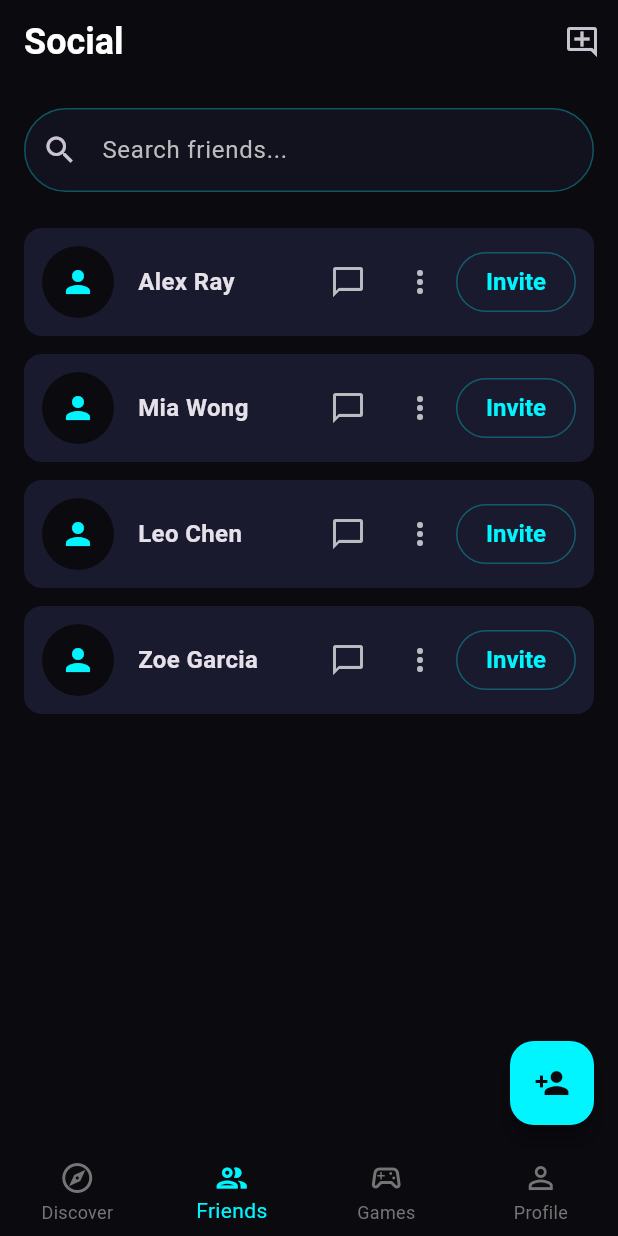
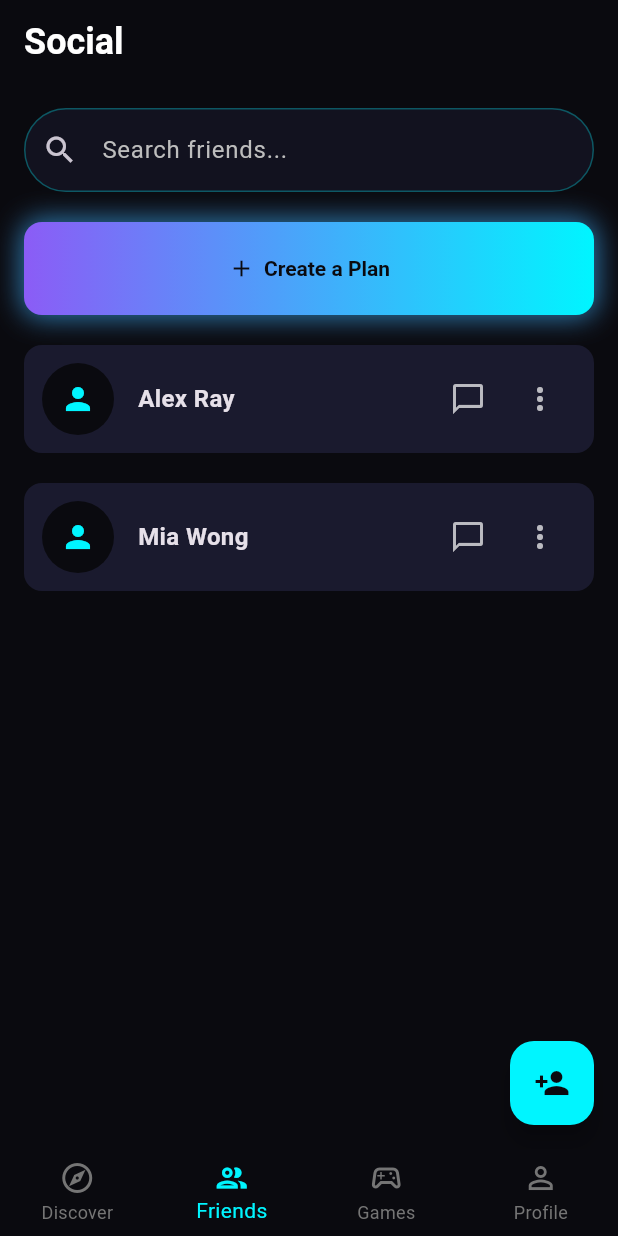
Before and after one commit to ayebaleisaacmagezi/Outing-App, a Flutter app: the screen it shows once a user with an empty profile is signed in, item 2 of the bottom bar chosen, after a tap on the "chat bubble outline" icon, on a phone screen of 412 x 824 dp. Run offline on Flutter 3.47's test engine with Material 3 defaults, Android fonts, the phone set to English and light mode, and no system bars; our stand-ins replace firebase_auth, firebase_core, flutter_svg, geolocator, google_sign_in; accounts and stored records are empty; Roboto replaces fonts that are missing (Arial); statements that could not run were skipped.

Commit message:
worked on friends

```diff
--- a/lib/providers.dart
+++ b/lib/providers.dart
@@ -26,7 +26,6 @@ class DiscoverProvider with ChangeNotifier {
   static const double _nearYouRadiusMeters = 15079400; // in metres radius for "Near You"
   // This is a large radius to simulate "Near You" for testing purposes.
 
-  List<String> _categories = [];
   List<Venue> _allVenues = [];
   List<Venue> _venues = [];
   String _activeCategory = "Near You";
@@ -54,7 +53,6 @@ class DiscoverProvider with ChangeNotifier {
 
   DiscoverProvider() {
     // When the provider is created, get the initial data
-    _categories = _mockDataService.categories; // This line is the problem
     _initializeDiscoverFeed();
   }
 
@@ -137,31 +135,7 @@ class DiscoverProvider with ChangeNotifier {
     _venues = filtered;
   }
 
-  void _filterVenues() {
-    if (_activeCategory == "Near You") {
-      if (_currentPosition != null) {
-        // We have a location, so filter by distance.
-        _venues = _allVenues.where((venue) {
-          final distance = Geolocator.distanceBetween(
-            _currentPosition!.latitude,
-            _currentPosition!.longitude,
-            venue.latitude,
-            venue.longitude,
-          );
-          return distance <= _nearYouRadiusMeters;
-        }).toList();
-      } else {
-        // No location, so "Near You" shows nothing or everything.
-        // Showing all is a safe fallback.
-        _venues = _allVenues;
-      }
-    } else {
-      // Standard category filtering.
-      _venues = _allVenues
-      .where((venue) => venue.category == _activeCategory)
-      .toList();
-  }
-  }
+
 
 
    // Handles all location permission logic.
@@ -239,7 +213,10 @@ class ProfileProvider with ChangeNotifier {
 class FriendsProvider with ChangeNotifier {
   final MockDataService _mockDataService = MockDataService();
 
+
   List<OutingUser> _allFriends = [];
+
+  // This is the list the UI shows. It changes when the user searches.
   List<OutingUser> _displayedFriends = [];
   List<OutingUser> _friendRequests = [];
   bool _isLoading = false;
@@ -248,27 +225,31 @@ class FriendsProvider with ChangeNotifier {
   bool _isSearching = false;
 
   List<OutingUser> get friends => _displayedFriends;
-  List<OutingUser> get allFriends => _allFriends;
   List<OutingUser> get friendRequests => _friendRequests;
   bool get isLoading => _isLoading;
   List<OutingUser> get searchResults => _searchResults;
   bool get isSearching => _isSearching;
 
   FriendsProvider() {
-    fetchFriends();
+    fetchData();
   }
 
-  Future<void> fetchFriends() async {
+  Future<void> fetchData() async {
    _isLoading = true;
     notifyListeners();
-    _allFriends = await _mockDataService.getFriends();
-    _friendRequests =  await _mockDataService.getFriendRequests();
+    // Use Future.wait to run calls concurrently
+    final results = await Future.wait([
+      _mockDataService.getFriends(),
+      _mockDataService.getFriendRequests(),
+    ]);
+    _allFriends = results[0];
+    _friendRequests = results[1];
     _displayedFriends = _allFriends;
     _isLoading = false;
     notifyListeners();
   }
 
-  // Searches your EXISTING friends list on the main FriendsScreen
+   // Search for your EXISTING friends (for the main FriendsScreen)
   void searchMyFriends(String query) {
     if (query.isEmpty) {
       _displayedFriends = _allFriends;
@@ -299,6 +280,23 @@ class FriendsProvider with ChangeNotifier {
     _isSearching = false;
     notifyListeners();
   }
+
+  Future<void> acceptFriendRequest(OutingUser user) async {
+    await _mockDataService.acceptFriendRequest(user);
+    await fetchData(); // Refresh all data
+  }
+
+  Future<void> declineFriendRequest(OutingUser user) async {
+    await _mockDataService.declineFriendRequest(user);
+    await fetchData(); // Refresh all data
+  }
+
+  Future<void> sendFriendRequest(OutingUser user) async {
+    await _mockDataService.sendFriendRequest(user);
+    // Refresh search results to remove the user you just added
+    searchAllUsers('');
+  }
+
 }
 
 class GameProvider with ChangeNotifier {
--- a/lib/screens/friends_screen.dart
+++ b/lib/screens/friends_screen.dart
@@ -3,32 +3,22 @@ import 'package:flutter/material.dart';
 import 'package:provider/provider.dart';
 import '../providers.dart';
 import '../widgets/friend_list_item.dart';
-import 'auth/add_friend_screen.dart'; // We will create this screen next
-import '../main.dart' show AppColors;
+import '../widgets/glow_button.dart';
+import 'auth/add_friend_screen.dart';
+import '../main.dart' show AppColors, AppGradients;
 
 class FriendsScreen extends StatelessWidget {
   const FriendsScreen({super.key});
 
   @override
   Widget build(BuildContext context) {
-    // We only need to watch the provider here. No builder needed for this layout.
     final provider = context.watch<FriendsProvider>();
 
     return Scaffold(
       appBar: AppBar(
         title: const Text('Social'),
         backgroundColor: AppColors.darkPrimary,
-        actions: [
-          IconButton(
-            icon: const Icon(Icons.add_comment_outlined),
-            onPressed: () {
-              // TODO: Navigate to the "Create Outing" screen
-            },
-            tooltip: 'Create Outing',
-          ),
-        ],
       ),
-      // The FloatingActionButton is a direct property of the Scaffold.
       floatingActionButton: FloatingActionButton(
         onPressed: () {
           Navigator.of(context).push(MaterialPageRoute(
@@ -39,17 +29,14 @@ class FriendsScreen extends StatelessWidget {
         tooltip: 'Add Friends',
         child: const Icon(Icons.person_add, color: AppColors.darkPrimary),
       ),
-      // The body of the Scaffold is where the main content goes.
       body: provider.isLoading
           ? const Center(child: CircularProgressIndicator())
           : Column(
               children: [
-                // Search Bar for existing friends
                 Padding(
                   padding: const EdgeInsets.fromLTRB(16.0, 16.0, 16.0, 8.0),
                   child: TextField(
                     onChanged: (value) {
-                      // Use read here, as we don't need this part of the UI to rebuild.
                       context.read<FriendsProvider>().searchMyFriends(value);
                     },
                     decoration: const InputDecoration(
@@ -58,13 +45,43 @@ class FriendsScreen extends StatelessWidget {
                     ),
                   ),
                 ),
-                // "All Friends" list
+
+                // CORRECTED "CREATE OUTING" BUTTON
+                Padding(
+                  padding: const EdgeInsets.symmetric(horizontal: 16.0, vertical: 12.0),
+                  child: Align(
+                    alignment: Alignment.centerLeft, // Aligns the content to the left
+                    child: GlowButton(
+                      onPressed: () {
+                        // TODO: Navigate to the Create Outing flow
+                      },
+                      gradient: AppGradients.aurora,
+                      // The child's size will determine the button's overall width
+                      child: Padding(
+                        padding: const EdgeInsets.symmetric(horizontal: 12.0, vertical: 8.0), // Reduced horizontal padding
+                        child: Row(
+                          mainAxisSize: MainAxisSize.min, // Make the Row take minimum space
+                          children: const [
+                            Icon(Icons.add, size: 18), // Slightly smaller icon
+                            SizedBox(width: 6), // Slightly smaller gap
+                            Text(
+                              'Create a Plan',
+                              style: TextStyle(fontSize: 14), // Smaller font size
+                            ),
+                          ],
+                        ),
+                      ),
+                    ),
+                  ),
+                ),
+
                 Expanded(
                   child: provider.friends.isEmpty
                       ? const Center(child: Text('No friends found.'))
-                      : ListView.builder(
-                          padding: const EdgeInsets.all(16.0),
+                      : ListView.separated(
+                          padding: const EdgeInsets.fromLTRB(16, 8, 16, 80),
                           itemCount: provider.friends.length,
+                          separatorBuilder: (context, index) => const SizedBox(height: 8),
                           itemBuilder: (context, index) {
                             final friend = provider.friends[index];
                             return FriendListItem(friend: friend, isRequest: false);
@@ -76,33 +93,3 @@ class FriendsScreen extends StatelessWidget {
     );
   }
 }
-
-// A reusable private widget for displaying a list of users
-class _FriendsList extends StatelessWidget {
-  final List<dynamic> users;
-  final bool isRequestList;
-
-  const _FriendsList({required this.users, required this.isRequestList});
-
-  @override
-  Widget build(BuildContext context) {
-    if (users.isEmpty) {
-      return Center(
-        child: Text(
-          isRequestList ? 'No pending friend requests.' : 'Your friends list is empty.',
-          style: const TextStyle(color: Colors.grey, fontSize: 16),
-        ),
-      );
-    }
-
-    return ListView.builder(
-      padding: const EdgeInsets.all(16.0),
-      itemCount: users.length,
-      itemBuilder: (context, index) {
-        final user = users[index];
-        // Pass the isRequest flag to the list item
-        return FriendListItem(friend: user, isRequest: isRequestList);
-      },
-    );
-  }
-}
--- a/lib/services/mock_data_service.dart
+++ b/lib/services/mock_data_service.dart
@@ -27,6 +27,16 @@ class MockDataService {
     Game(id: 'g3', title: 'Outing Bingo', description: 'Complete a bingo card of fun activities.', icon: Icons.grid_on),
     Game(id: 'g4', title: 'Dare Drop', description: 'Challenge your friends to hilarious dares.', icon: Icons.local_fire_department),
   ];
+
+  List<OutingUser> _myFriends = [];
+  List<OutingUser> _myFriendRequests = [];
+
+  MockDataService() {
+    // Initialize the data when the service is created
+    _myFriends = _allUsersInApp.sublist(0, 2); // Start with Alex and Mia as friends
+    _myFriendRequests = _allUsersInApp.sublist(4, 6); // Casey and David are friend requests
+  }
+
   // Hard-coded list of venues from the original app
   final List<Venue> _venues = [
     Venue(
@@ -157,12 +167,12 @@ class MockDataService {
 
   Future<List<OutingUser>> getFriends() async {
     await Future.delayed(const Duration(milliseconds: 600));
-    return _allUsersInApp.sublist(0, 4);
+    return List.from(_myFriends);
   }
 
   Future<List<OutingUser>> getFriendRequests() async {
     await Future.delayed(const Duration(milliseconds: 200));
-    return _allUsersInApp.sublist(4, 6); // Return only the last two users as friend requests
+    return List.from(_myFriendRequests); // Return only the last two users as friend requests
 
   }
   Future<List<OutingUser>> searchUsers(String query) async {
@@ -170,11 +180,37 @@ class MockDataService {
     if (query.isEmpty) {
       return [];
     }
-    return _allUsersInApp
-        .where((user) =>
-            user.displayName.toLowerCase().contains(query.toLowerCase()))
-        .toList();
+    final existingIds = {..._myFriends.map((u) => u.uid), ..._myFriendRequests.map((u) => u.uid)};
+    return _allUsersInApp.where((user) {
+        final isExisting = existingIds.contains(user.uid);
+      final matchesQuery = user.displayName.toLowerCase().contains(query.toLowerCase());
+      return !isExisting && matchesQuery;
+    }).toList();
   }
+
+  // Simulates sending a friend request. In a real app, this would write to Firestore.
+  Future<void> sendFriendRequest(OutingUser user) async {
+    await Future.delayed(const Duration(milliseconds: 500));
+    print("Simulating: Sent friend request to ${user.displayName}.");
+  }
+
+  // Simulates accepting a friend request by moving a user from one list to another.
+  Future<void> acceptFriendRequest(OutingUser user) async {
+    await Future.delayed(const Duration(milliseconds: 500));
+    _myFriendRequests.removeWhere((u) => u.uid == user.uid);
+    if (!_myFriends.any((u) => u.uid == user.uid)) {
+      _myFriends.add(user);
+    }
+    print("Simulating: Accepted friend request from ${user.displayName}.");
+  }
+
+  // Simulates declining a friend request by removing the user from the requests list.
+  Future<void> declineFriendRequest(OutingUser user) async {
+    await Future.delayed(const Duration(milliseconds: 500));
+    _myFriendRequests.removeWhere((u) => u.uid == user.uid);
+    print("Simulating: Declined friend request from ${user.displayName}.");
+  }
+
 
   Future<List<Game>> getGames() async {
     await Future.delayed(const Duration(milliseconds: 400));
--- a/lib/widgets/friend_list_item.dart
+++ b/lib/widgets/friend_list_item.dart
@@ -1,5 +1,7 @@
 // lib/widgets/friend_list_item.dart
 import 'package:flutter/material.dart';
+import 'package:provider/provider.dart';
+import '../providers.dart';
 import '../main.dart' show AppColors;
 import '../models.dart';
 
@@ -33,50 +35,46 @@ class FriendListItem extends StatelessWidget {
           ),
           const SizedBox(width: 16),
           if (isRequest)
-            _buildRequestButtons()
+            _buildRequestButtons(context)
           else
-            _buildFriendButtons(),
-          OutlinedButton(
-            onPressed: () {},
-            style: OutlinedButton.styleFrom(
-              padding: const EdgeInsets.symmetric(horizontal: 20, vertical: 8),
-              shape: RoundedRectangleBorder(borderRadius: BorderRadius.circular(20)),
-            ),
-            child: const Text('Invite'),
-          ),
+            _buildFriendButtons(context),
         ],
       ),
     );
   }
 
-   Widget _buildFriendButtons() {
+   Widget _buildFriendButtons(BuildContext context) {
     return Row(
       mainAxisSize: MainAxisSize.min,
       children: [
         IconButton(
           icon: const Icon(Icons.chat_bubble_outline, color: Colors.white70),
           onPressed: () { /* TODO: Open chat */ },
+          tooltip: 'Chat',
         ),
         IconButton(
           icon: const Icon(Icons.more_vert, color: Colors.white70),
           onPressed: () { /* TODO: Show options (unfriend, etc) */ },
+          tooltip: 'Options',
         ),
       ],
     );
   }
 
   // Buttons for a friend request
-  Widget _buildRequestButtons() {
+  Widget _buildRequestButtons(BuildContext context) {
+    final provider = context.read<FriendsProvider>();
     return Row(
       mainAxisSize: MainAxisSize.min,
       children: [
         IconButton(
-          icon: const Icon(Icons.check_circle_outline, color: AppColors.auroraGreen),
-          onPressed: () { /* TODO: Accept request */ },
+          icon: const Icon(Icons.check_circle_outline, color: AppColors.auroraGreen),          onPressed: () => provider.acceptFriendRequest(friend),
+          tooltip: 'Accept',
         ),
         IconButton(
           icon: const Icon(Icons.cancel_outlined, color: AppColors.statusRed),
-          onPressed: () { /* TODO: Decline request */ },
+          tooltip: 'Decline',
+          onPressed: () => provider.declineFriendRequest(friend),
         ),
       ],
     );
```
